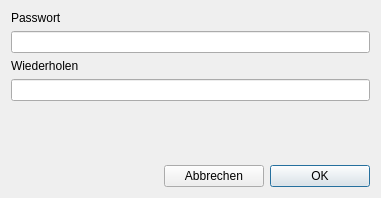
The window that ui/qmamspassworddialog.ui (Christian-Kr/QualificationMatrix) describes before a commit, drawn with Qt 5.
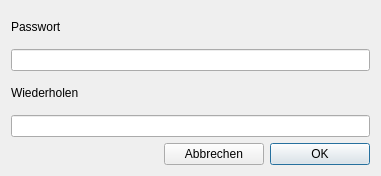
The same window after the commit.

Commit message: restrict access works

What changed in the file:
```diff
--- a/ui/qmamspassworddialog.ui
+++ b/ui/qmamspassworddialog.ui
@@ -10,7 +10,7 @@
     <x>0</x>
     <y>0</y>
     <width>381</width>
-    <height>198</height>
+    <height>176</height>
    </rect>
   </property>
   <property name="windowTitle">
@@ -59,29 +59,6 @@
      </item>
     </layout>
    </item>
-   <item>
-    <widget class="QLabel" name="laHelp">
-     <property name="text">
-      <string/>
-     </property>
-    </widget>
-   </item>
-   <item>
-    <spacer name="verticalSpacer">
-     <property name="orientation">
-      <enum>Qt::Vertical</enum>
-     </property>
-     <property name="sizeType">
-      <enum>QSizePolicy::Expanding</enum>
-     </property>
-     <property name="sizeHint" stdset="0">
-      <size>
-       <width>20</width>
-       <height>10</height>
-      </size>
-     </property>
-    </spacer>
-   </item>
    <item>
     <layout class="QHBoxLayout" name="horizontalLayout">
      <item>
```
The commit also changes 1 other file.
